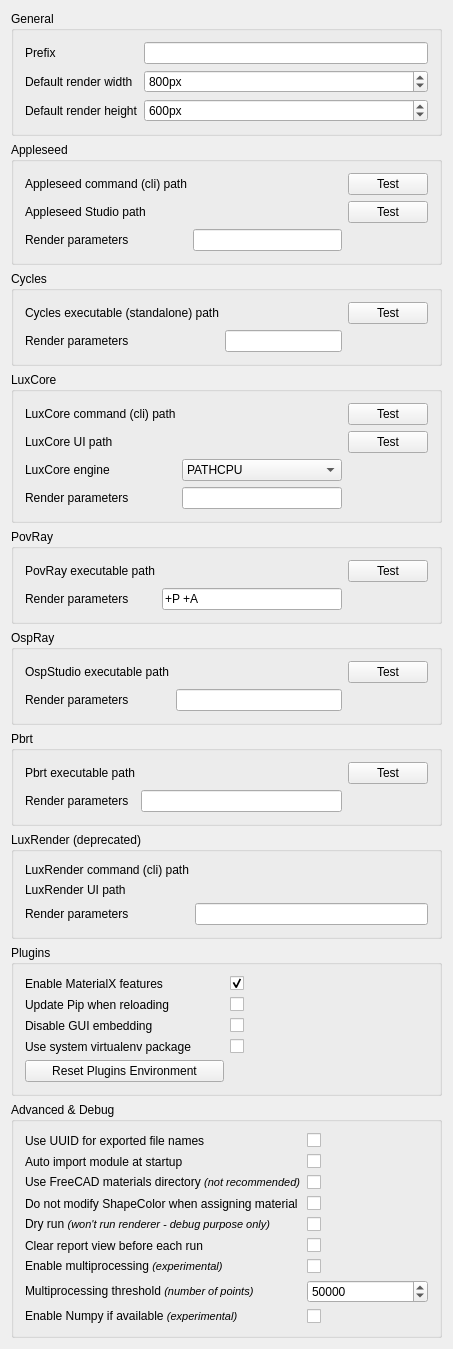
Before: the Qt Designer form Render/resources/ui/RenderSettings.ui in FreeCAD/FreeCAD-render, drawn with Qt 5.
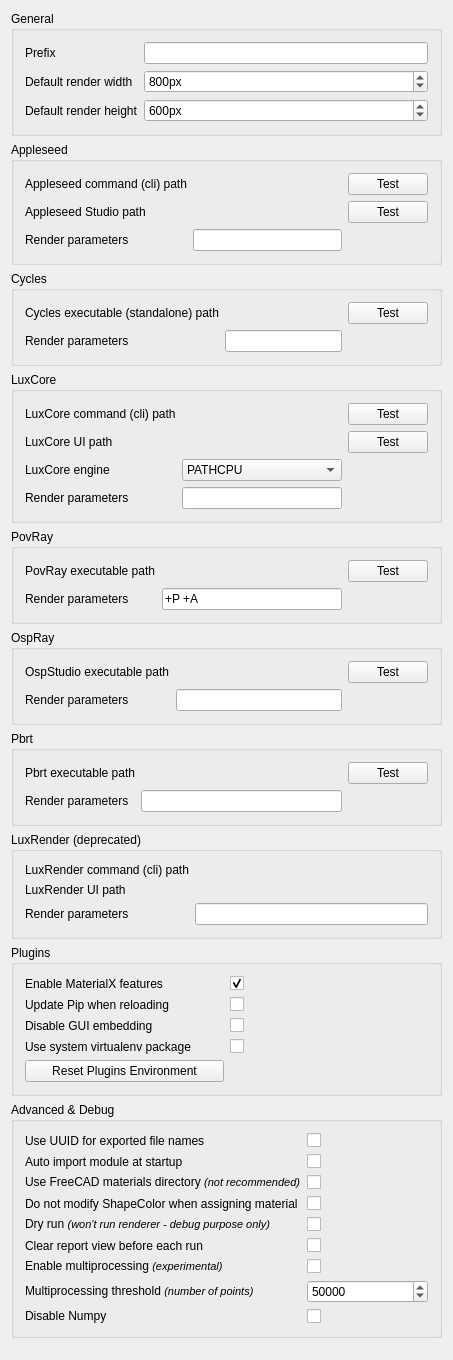
After: the same form once the commit is applied. Custom widgets are drawn as their Qt base class.

Commit message: Rendermesh: enable Numpy by default

```diff
--- a/Render/resources/ui/RenderSettings.ui
+++ b/Render/resources/ui/RenderSettings.ui
@@ -7,7 +7,7 @@
     <x>0</x>
     <y>0</y>
     <width>453</width>
-    <height>1339</height>
+    <height>1360</height>
    </rect>
   </property>
   <property name="windowTitle">
@@ -220,7 +220,7 @@
       <item row="9" column="0">
        <widget class="QLabel" name="label">
         <property name="text">
-         <string>&lt;html&gt;&lt;head/&gt;&lt;body&gt;&lt;p&gt;Enable Numpy if available &lt;span style=&quot; font-size:8pt; font-style:italic;&quot;&gt;(experimental)&lt;/span&gt;&lt;/p&gt;&lt;/body&gt;&lt;/html&gt;</string>
+         <string>&lt;html&gt;&lt;head/&gt;&lt;body&gt;&lt;p&gt;Disable Numpy&lt;/p&gt;&lt;/body&gt;&lt;/html&gt;</string>
         </property>
        </widget>
       </item>
```
Left out of the diff: 2 changed lines with no effect on the pictures. The commit also changes 1 other file.
